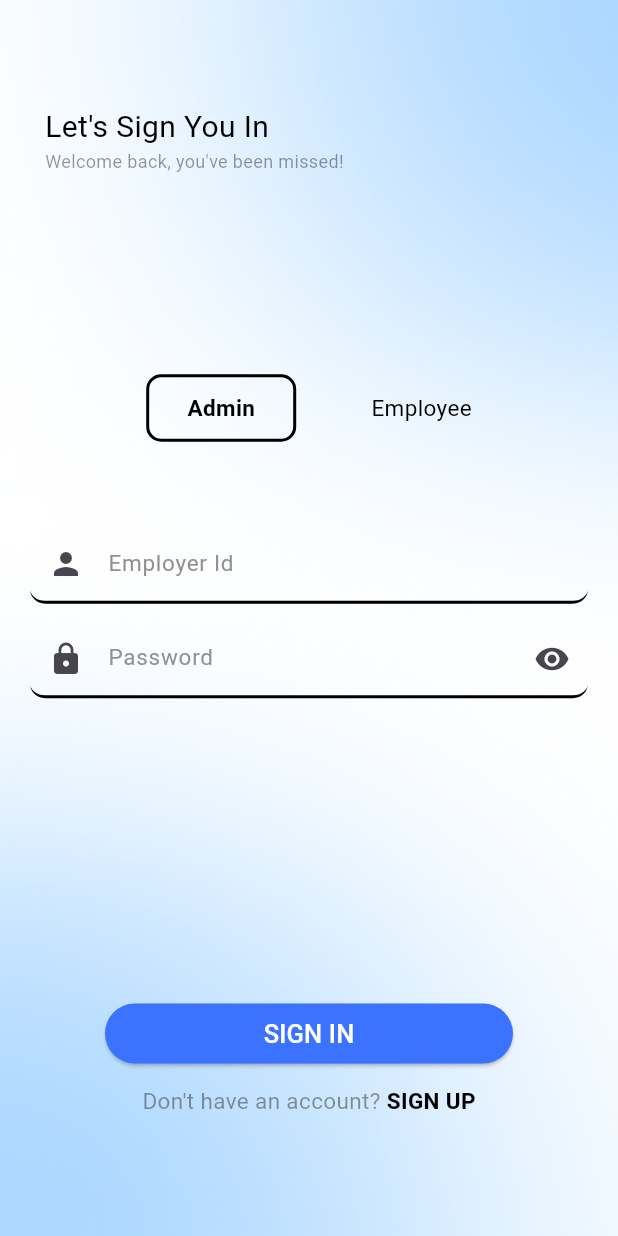
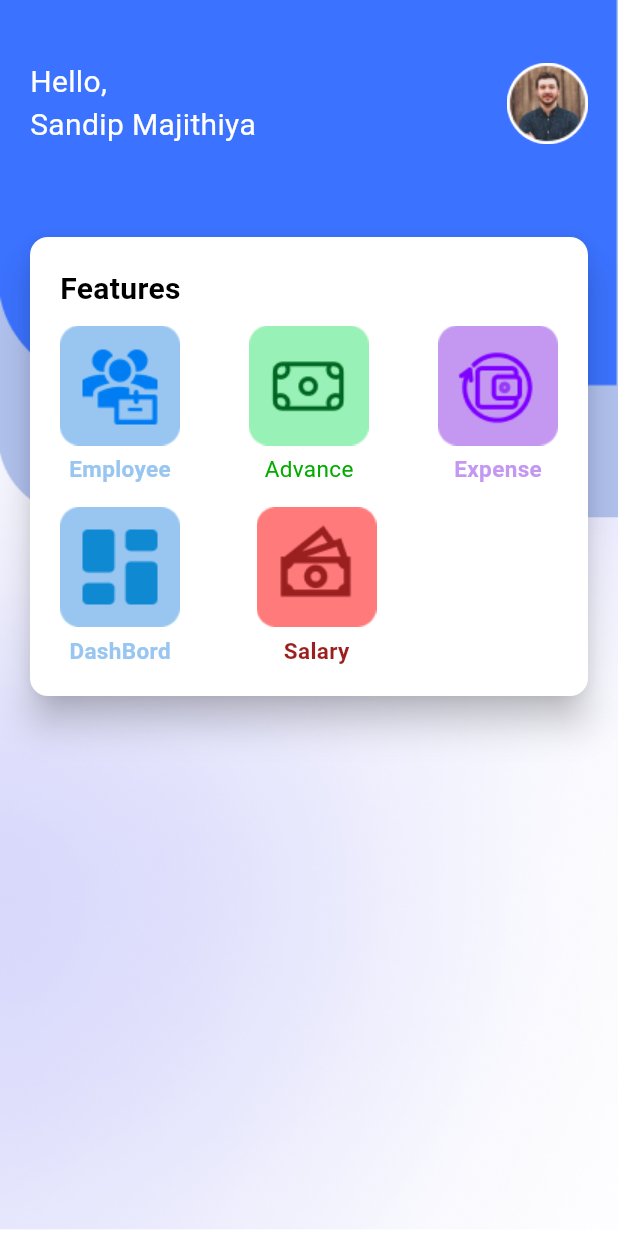
Before and after one commit to Yash-chotaliya/HackTheSpring, a Flutter app: the EmployerSignIn screen opened directly, after a tap on "Employee", after a tap on "Admin", after a tap on "SIGN IN", on a phone screen of 412 x 824 dp. Run offline on Flutter 3.47's test engine with Material 3 defaults, Android fonts, the phone set to English and light mode, and no system bars; our stand-ins replace cloud_firestore, firebase_core, shared_preferences; missing offline and left inert: dart:ffi; accounts and stored records are empty.

Commit message:
make pages of employer

```diff
--- /dev/null
+++ b/lib/employer/employer_main_screen.dart
@@ -0,0 +1,204 @@
+import 'package:cloud_firestore/cloud_firestore.dart';
+import 'package:flutter/material.dart';
+import 'package:hack_the_spring/components/employee_salary.dart';
+import 'package:hack_the_spring/data%20models/employee_model.dart';
+import 'package:hack_the_spring/employee/main/employee_dashboard/employee_dashboard_screen.dart';
+import 'package:hack_the_spring/employee/main/employee_expense/employee_expense_screen.dart';
+import 'package:hack_the_spring/employee/main/employee_profile/employee_profile_screen.dart';
+import 'package:hack_the_spring/employee/main/employee_salary/employee_salary_screen.dart';
+import 'package:hack_the_spring/employer/add_employee/add_employee_screen.dart';
+import 'package:hack_the_spring/employer/employer_advance_screen/employer_advance_screen.dart';
+import 'package:hack_the_spring/employer/employer_profile/employer_profile_screen.dart';
+
+// import 'employee_advance/employee_advance_screen.dart';
+
+class EmployerMainScreen extends StatefulWidget{
+  final String employerId;
+  final String name;
+
+  const EmployerMainScreen({
+    super.key,
+    required this.employerId,
+    required this.name
+  });
+
+  @override
+  State<EmployerMainScreen> createState() => _EmployerMainScreenState();
+}
+
+class _EmployerMainScreenState extends State<EmployerMainScreen> {
+
+  List<EmployeeSalaryModel> employeeSalaryList = [];
+
+  @override
+  void initState() {
+    super.initState();
+    //getEmployeSalary();
+  }
+
+  @override
+  Widget build(BuildContext context) {
+    return Scaffold(
+      body: Container(
+        width: double.maxFinite,
+        height: double.maxFinite,
+        decoration: const BoxDecoration(
+            image: DecorationImage(
+              fit: BoxFit.fill,
+              image: AssetImage("assets/images/employee_main_background.png"),
+            )
+        ),
+        child: Column(
+          children: [
+            Container(
+                width: double.maxFinite,
+                margin: const EdgeInsets.only(top: 40),
+                padding: const EdgeInsets.symmetric(horizontal: 20),
+                child: Row(
+                  mainAxisAlignment: MainAxisAlignment.spaceBetween,
+                  children: [
+                    Text("Hello,\nSandip Majithiya", style: const TextStyle(color: Colors.white, fontSize: 20)),
+                    InkWell(
+                      onTap: (){
+                        Navigator.push(context, MaterialPageRoute(builder: (context) => EmployerProfileScreen(employerId: "")));
+                      },
+                      child: CircleAvatar(
+                        radius: 27,
+                        child: Image.asset("assets/images/profile_image.png"),
+                      ),
+                    )
+                  ],
+                )
+            ),
+           const SizedBox(height: 20),
+            Card(
+              color: const Color(0xFFFFFFFF),
+              elevation: 10,
+              margin: const EdgeInsets.only(top: 40, left: 20, right: 20),
+              child: Padding(
+                padding: const EdgeInsets.all(20.0),
+                child: Column(
+                  children: [
+                    Container(
+                      width: double.maxFinite,
+                      alignment: Alignment.centerLeft,
+                      child: const Text("Features", style: TextStyle(color: Colors.black, fontWeight: FontWeight.bold, fontSize: 20),),
+                    ),
+                    const SizedBox(height: 10,),
+                    Row(
+                      mainAxisAlignment: MainAxisAlignment.spaceBetween,
+                      children: [
+                        InkWell(
+                          onTap: (){
+                            Navigator.push(context, MaterialPageRoute(builder: (context) => const EmployeeDashboardScreen()));
+                          },
+                          child: Column(
+                            children: [
+                              InkWell(
+                                  onTap:(){
+                                    Navigator.push(context, MaterialPageRoute(builder: (context) => const AddEmployeeScreen()));
+                                    },
+                                  child: Image.asset("assets/images/employeeIcon.png")),
+                              const SizedBox(height: 5,),
+                              const Text("Employee", style: TextStyle(color: Color(0xFF98c6f1),fontSize: 15,fontWeight:FontWeight.bold),)
+                            ],
+                          ),
+                        ),
+                        InkWell(
+                          onTap: (){
+                            Navigator.push(context, MaterialPageRoute(builder: (context) => const EmployerAdvanceScreen()));
+                          },
+                          child: Column(
+                            children: [
+                              Image.asset("assets/images/advance_icon.png"),
+                              const SizedBox(height: 5),
+                              const Text("Advance",style: TextStyle(color: Color(0xff03ab00),fontSize: 15))
+                            ],
+                          ),
+                        ),
+                        InkWell(
+                          onTap: (){
+                            //Navigator.push(context, MaterialPageRoute(builder: (context) => EmployeeExpenseScreen(employeeId: widget.employeeId,)));
+                          },
+                          child: Column(
+                            children: [
+                              Image.asset("assets/images/expense_icon.png"),
+                              const SizedBox(height: 5),
+                              const Text("Expense",style: TextStyle(color: Color(0xFFc498f1),fontSize: 15,fontWeight:FontWeight.bold))
+                            ],
+                          ),
+                        ),
+
+                      ],
+                    ),
+                    const SizedBox(height: 15,),
+                    Row(
+                      mainAxisAlignment: MainAxisAlignment.spaceBetween,
+                      children: [
+                        InkWell(
+                          onTap: (){
+                            Navigator.push(context, MaterialPageRoute(builder: (context) => const EmployeeDashboardScreen()));
+                          },
+                          child: Column(
+                            children: [
+                              Image.asset("assets/images/dashboard_icon.png"),
+                              const SizedBox(height: 5,),
+                              const Text("DashBord", style: TextStyle(color: Color(0xFF98c6f1),fontSize: 15,fontWeight:FontWeight.bold),)
+                            ],
+                          ),
+                        ),
+                        InkWell(
+                          onTap: (){
+
+                          },
+                          child: Column(
+                            children: [
+                              Image.asset("assets/images/salaryIcon.png"),
+                              const SizedBox(height: 5),
+                              const Text("Salary",style: TextStyle(color: Color(0xff9A1F1F),fontSize: 15,fontWeight: FontWeight.bold))
+                            ],
+                          ),
+                        ),
+                        const SizedBox(width: 70,),
+
+                      ],
+                    )
+                  ],
+                ),
+              ),
+            ),
+
+          ],
+        ),
+      ),
+    );
+  }
+
+  Future<void> getEmployeeSalary() async {
+    await FirebaseFirestore.instance.collection("Employee Salary").doc(widget.employerId).collection("History").get().then((docSnapShot){
+      for (var doc in docSnapShot.docs){
+        setState(() {
+          employeeSalaryList.insert(0,EmployeeSalaryModel(
+              salaryId: doc.get("salaryId"),
+              allowance: doc.get("allowance"),
+              basicSalary: doc.get("basicSalary"),
+              bonus: doc.get("bonus"),
+              ctc: doc.get("ctc"),
+              deduction: doc.get("deduction"),
+              inHand: doc.get("inHand"),
+              daysLeft: doc.get("daysLeft"),
+              month: doc.get("month"),
+              year: doc.get("year"),
+              status: doc.get("status"),
+              expense: doc.get("expense")));
+        });
+      }
+    });
+  }
+
+  getLatestSalary(int index) {
+    if(employeeSalaryList.isNotEmpty)
+      return EmployeeSalaryCard(employeeSalaryModel: employeeSalaryList[index]);
+    return Container();
+  }
+}
--- a/lib/employer/employer_signin.dart
+++ b/lib/employer/employer_signin.dart
@@ -3,6 +3,7 @@ import 'dart:ffi';
 import 'package:cloud_firestore/cloud_firestore.dart';
 import 'package:flutter/material.dart';
 import 'package:hack_the_spring/employee/employee_signin.dart';
+import 'package:hack_the_spring/employer/employer_main_screen.dart';
 import 'package:hack_the_spring/employer/employer_signup.dart';
 import 'package:shared_preferences/shared_preferences.dart';
 import '../components/auth/auth_button.dart';
@@ -91,7 +92,7 @@ class _EmployerSignInState extends State<EmployerSignIn> {
                   children: [
                     AuthButton(
                         onTap: (){
-
+                           Navigator.pushReplacement(context, MaterialPageRoute(builder: (context) => EmployerMainScreen(employerId: "", name: "")));
                         },
                         btnTxt: "SIGN IN"
                     ),Row(
@@ -102,8 +103,10 @@ class _EmployerSignInState extends State<EmployerSignIn> {
                             onTap: (){
                               Navigator.pushReplacement(context, MaterialPageRoute(builder: (context) => EmployerSignUp()));
                             },
+                            child: Text("SIGN UP",style: TextStyle(color: Colors.black,fontSize: 15,fontWeight: FontWeight.bold),))
 
-                            child: Text("SIGN UP",style: TextStyle(color: Colors.black,fontSize: 15,fontWeight: FontWeight.bold),)),
+
+
                       ],
                     )
 
```
Also changed, not shown: lib/employer/add_employee/add_employee_screen.dart (added, +89 -0 lines), lib/employer/employer_advance_screen/employer_add_advance_screen.dart (added, +16 -0 lines), lib/employer/employer_advance_screen/employer_advance_screen.dart (added, +62 -0 lines), lib/employer/employer_profile/employer_profile_screen.dart (added, +172 -0 lines), assets/images/employeeIcon.png (added), assets/images/salaryIcon.png (added).
